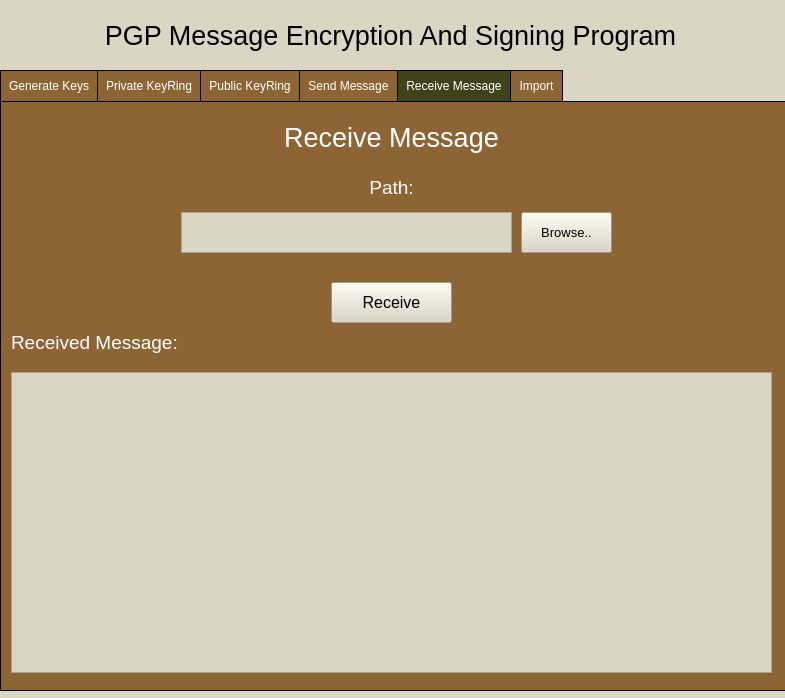
Before: the Qt Designer form src/gui/uiFiles/mainWindow.ui in MladenZurkic/ZP-PGP-2023, drawn with Qt 5.
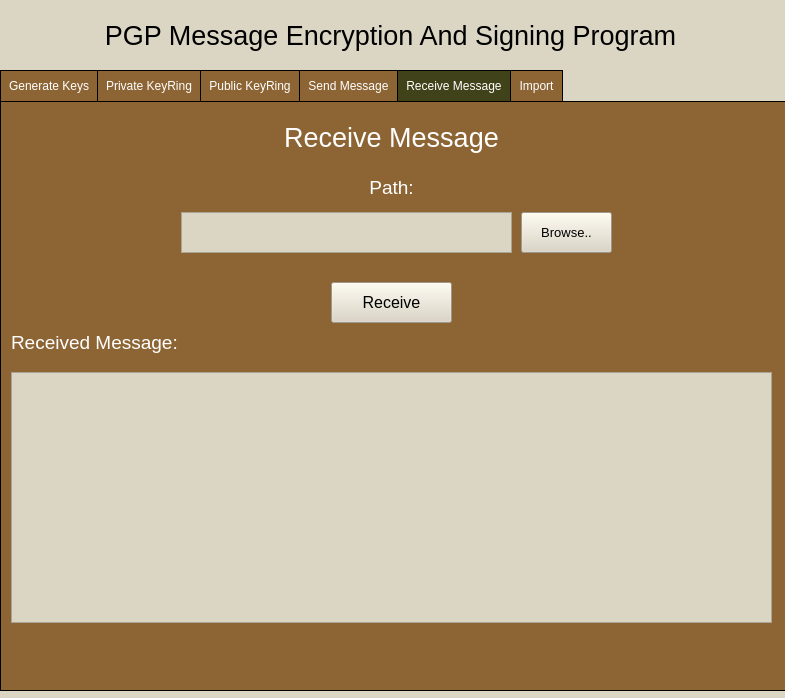
After: the same form once the commit is applied. The open tabs and pages were chosen to show the change.

```diff
--- a/src/gui/uiFiles/mainWindow.ui
+++ b/src/gui/uiFiles/mainWindow.ui
@@ -1154,7 +1154,7 @@
         <x>10</x>
         <y>270</y>
         <width>761</width>
-        <height>301</height>
+        <height>251</height>
        </rect>
       </property>
       <property name="font">
@@ -1211,6 +1211,28 @@
        <set>Qt::AlignCenter</set>
       </property>
      </widget>
+     <widget class="QLabel" name="receiveErrorLabel">
+      <property name="geometry">
+       <rect>
+        <x>0</x>
+        <y>540</y>
+        <width>781</width>
+        <height>41</height>
+       </rect>
+      </property>
+      <property name="font">
+       <font>
+        <family>Arial</family>
+        <pointsize>14</pointsize>
+       </font>
+      </property>
+      <property name="text">
+       <string/>
+      </property>
+      <property name="alignment">
+       <set>Qt::AlignCenter</set>
+      </property>
+     </widget>
     </widget>
     <widget class="QWidget" name="importTab">
      <attribute name="title">
```
Left out of the diff: 52 changed lines with no effect on the pictures.
